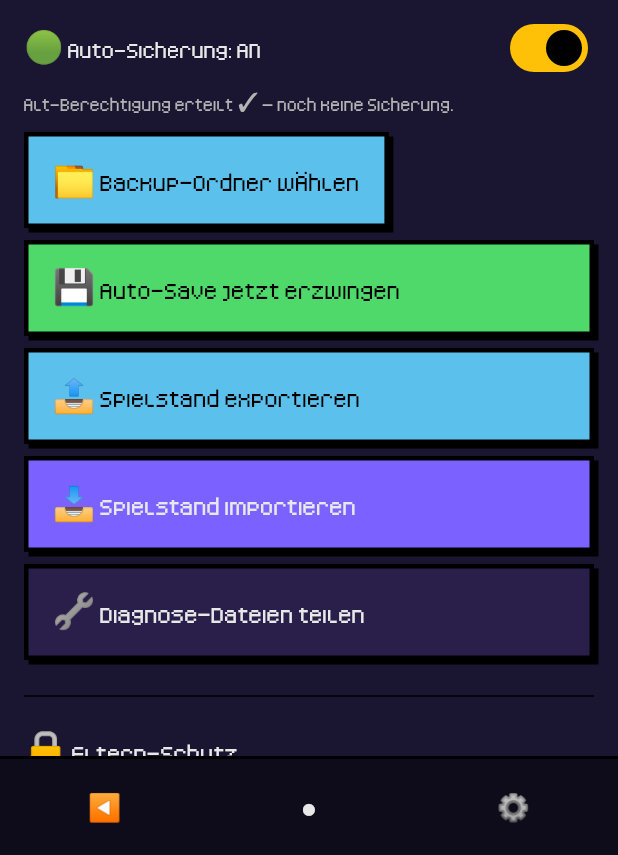
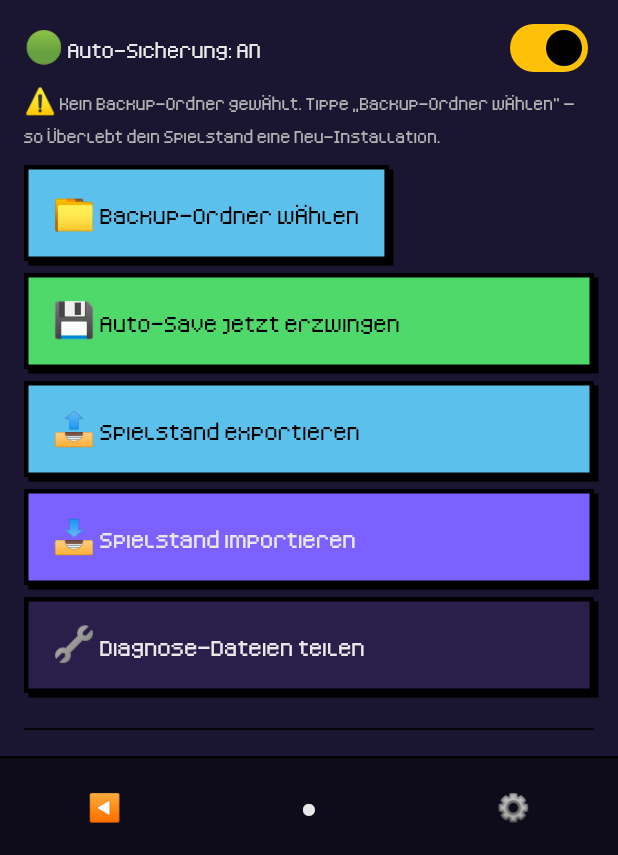
Before and after one commit to neuerfokus/finanzgame, a Flutter app: the SettingsPage widget shown alone on an empty page, opened directly, scrolled down 1152 dp, on a phone screen of 412 x 824 dp, the part 381-1236 px from its top. Run offline on Flutter 3.47's test engine with Material 3 defaults, Android fonts, the phone set to English and light mode, and no system bars; drawn by our look-alikes of flutter_animate; our stand-ins replace audioplayers, drift, file_picker, flutter_riverpod, freezed_annotation, image_picker and 5 more; missing offline and left inert: flame; accounts and stored records are empty; generated files the repository leaves out were written again; statements that could not run were skipped.

Commit message:
fix(android): MANAGE_EXTERNAL_STORAGE entfernt
Die Berechtigung stand im Manifest, wurde aber nirgends mehr angefragt:
ensureStoragePermission() hatte null Aufrufer in lib/ und test/. Auf
Android 11+ konnte sie damit durch keinen App-Flow mehr erteilt werden,
der davon abhaengige Legacy-Schreibpfad war unerreichbar. Uebrig blieb
eine Berechtigung ohne Funktion, aber mit voller Angriffs- und
Play-Review-Oberflaeche -- in einer Kinder-App die denkbar breiteste.

Die Sicherung laeuft ohnehin vollstaendig ueber das Storage Access
Framework. Bestandsstaende in Download/Finanzgame/ bleiben erreichbar:
im SAF-Picker genau diesen Ordner waehlen, readBackup findet die
autosave.fgsave dort unter ihrem gewohnten Namen.

- tote ensureStoragePermission() geloescht
- Statuszeile in den Einstellungen prueft die Datei statt der
  Berechtigung. Vorher stand bei einem Alt-Nutzer ohne SAF-Ordner
  "Alt-Berechtigung erteilt", waehrend die Sicherung laengst nicht
  mehr aktualisiert wurde.
- Legacy-Lese- und Schreibpfade bleiben stehen: auf Android <= 10
  arbeiten sie ueber das Legacy-Storage-Flag weiter.
- PRIVACY.md loest das dort gegebene Versprechen ein, dass die
  Berechtigung verschwindet, sobald sie nicht mehr gebraucht wird.

Co-Authored-By: Claude Opus 5 <noreply@anthropic.com>

```diff
--- a/lib/data/db/tables.dart
+++ b/lib/data/db/tables.dart
@@ -548,8 +548,9 @@ class SettingsTable extends Table {
       boolean().withDefault(const Constant(false))();
 
   /// Drift v37: Storage-Access-Framework Tree-URI des vom Nutzer gewählten
-  /// Backup-Ordners. Null = kein Ordner gewählt (dann Legacy-Pfad über
-  /// MANAGE_EXTERNAL_STORAGE). Überlebt App-Neustart, NICHT Deinstall (die
+  /// Backup-Ordners. Null = kein Ordner gewählt — dann schreibt der Auto-Save
+  /// auf Android 11+ nirgendwohin mehr, seit MANAGE_EXTERNAL_STORAGE nicht
+  /// mehr deklariert ist. Überlebt App-Neustart, NICHT Deinstall (die
   /// DB wird mit deinstalliert) — nach Reinstall wählt der Nutzer neu.
   TextColumn get backupFolderUri => text().nullable()();
 
--- a/lib/features/settings/settings_page.dart
+++ b/lib/features/settings/settings_page.dart
@@ -646,20 +646,22 @@ class _SettingsPageState extends ConsumerState<SettingsPage> {
           '${two(m.day)}.${two(m.month)}.${m.year} ${two(m.hour)}:'
           '${two(m.minute)}';
     }
-    // Legacy-Pfad: MANAGE_EXTERNAL_STORAGE.
-    final granted = await svc.hasStoragePermission();
-    if (!granted) {
+    // Kein SAF-Ordner gewählt. Statt den Permission-Status abzufragen (die
+    // Berechtigung wird nicht mehr deklariert, die Antwort wäre auf Android
+    // 11+ immer „nein") direkt nachsehen, ob aus einer älteren Version noch
+    // eine Sicherung in Download/Finanzgame/ liegt. Die Datei ist die
+    // ehrlichere Auskunft als eine Berechtigung, die niemand mehr anfragt.
+    final found = await svc.findExternalAutoSave();
+    if (found == null) {
       return '⚠ Kein Backup-Ordner gewählt. Tippe „Backup-Ordner wählen" '
           '— so überlebt dein Spielstand eine Neu-Installation.';
     }
-    final found = await svc.findExternalAutoSave();
-    if (found == null) {
-      return 'Alt-Berechtigung erteilt ✓ — noch keine Sicherung.';
-    }
+    // Gefunden, aber sie veraltet: ohne Ordner schreibt der Auto-Save nicht
+    // mehr dorthin. Deshalb Warnzeichen statt Haken.
     final m = found.modified;
-    return 'Alt-Berechtigung erteilt ✓ — letzte Sicherung: '
-        '${two(m.day)}.${two(m.month)}.${m.year} ${two(m.hour)}:'
-        '${two(m.minute)}';
+    return '⚠ Alte Sicherung gefunden (${two(m.day)}.${two(m.month)}.'
+        '${m.year} ${two(m.hour)}:${two(m.minute)}) — wähle einen '
+        'Backup-Ordner, damit sie wieder aktualisiert wird.';
   }
 
   /// Teilt Diagnose-Dateien (kaputte .corrupt.bak + aktuelle DB + Auto-Save)
```
Also changed, not shown: lib/features/settings/save_export_service.dart (+21 -27 lines), lib/main.dart (+6 -3 lines), 2 other files.
